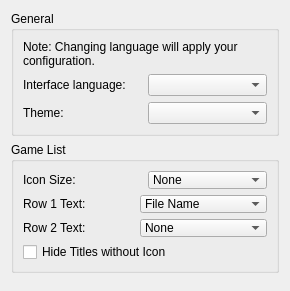
nick90845/citra, file src/citra_qt/configuration/configure_ui.ui: the form before one commit.
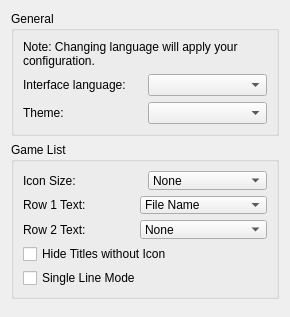
The form after the commit.

The edit to the form file:
```diff
--- a/src/citra_qt/configuration/configure_ui.ui
+++ b/src/citra_qt/configuration/configure_ui.ui
@@ -195,6 +195,13 @@
           </property>
          </widget>
         </item>
+        <item>
+         <widget class="QCheckBox" name="toggle_single_line_mode">
+          <property name="text">
+           <string>Single Line Mode</string>
+          </property>
+         </widget>
+        </item>
        </layout>
       </item>
      </layout>
```
